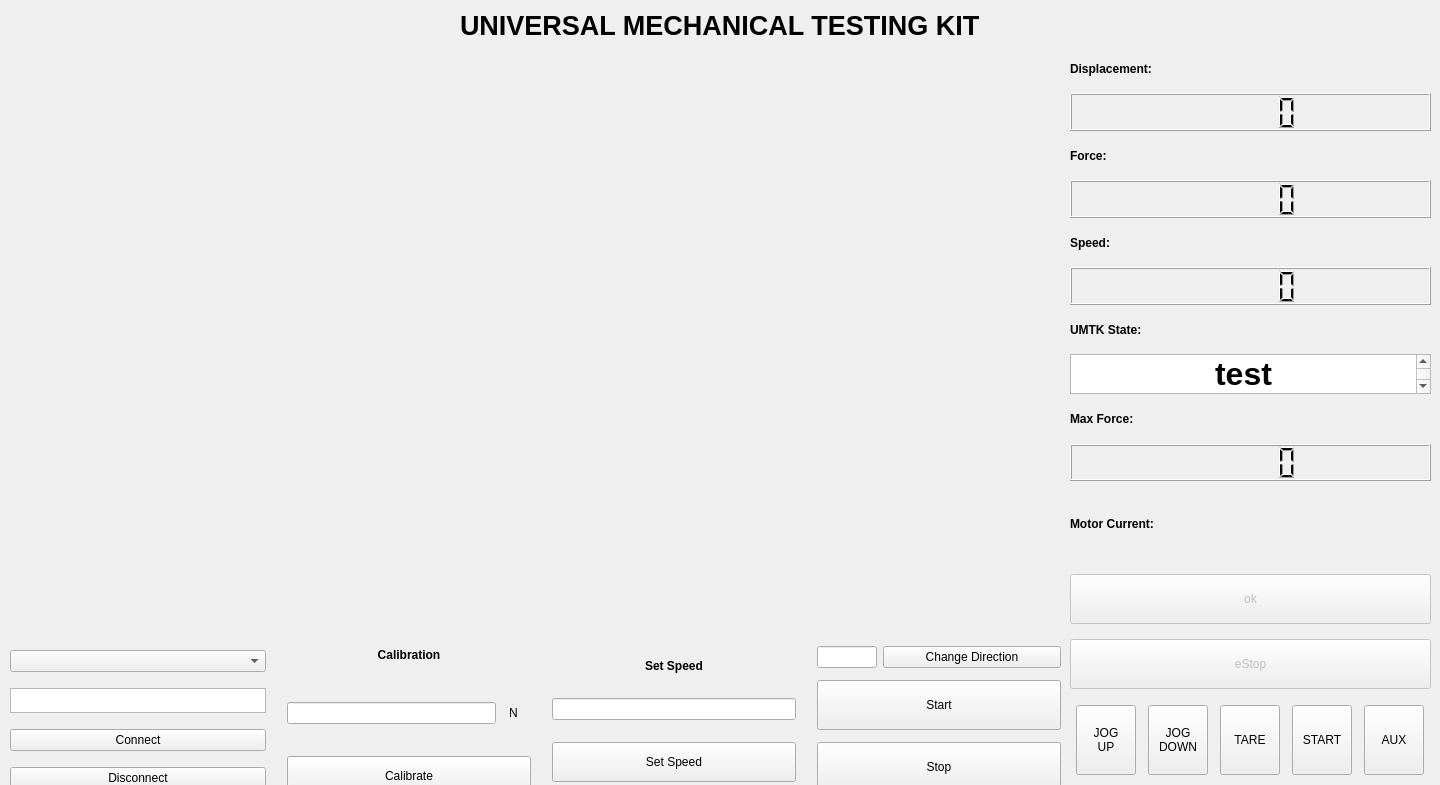
Above: UMTK_UI/v1.5/UMTK_Design.ui from AmorphousX/UMTK before the change. Below: the same form after it.
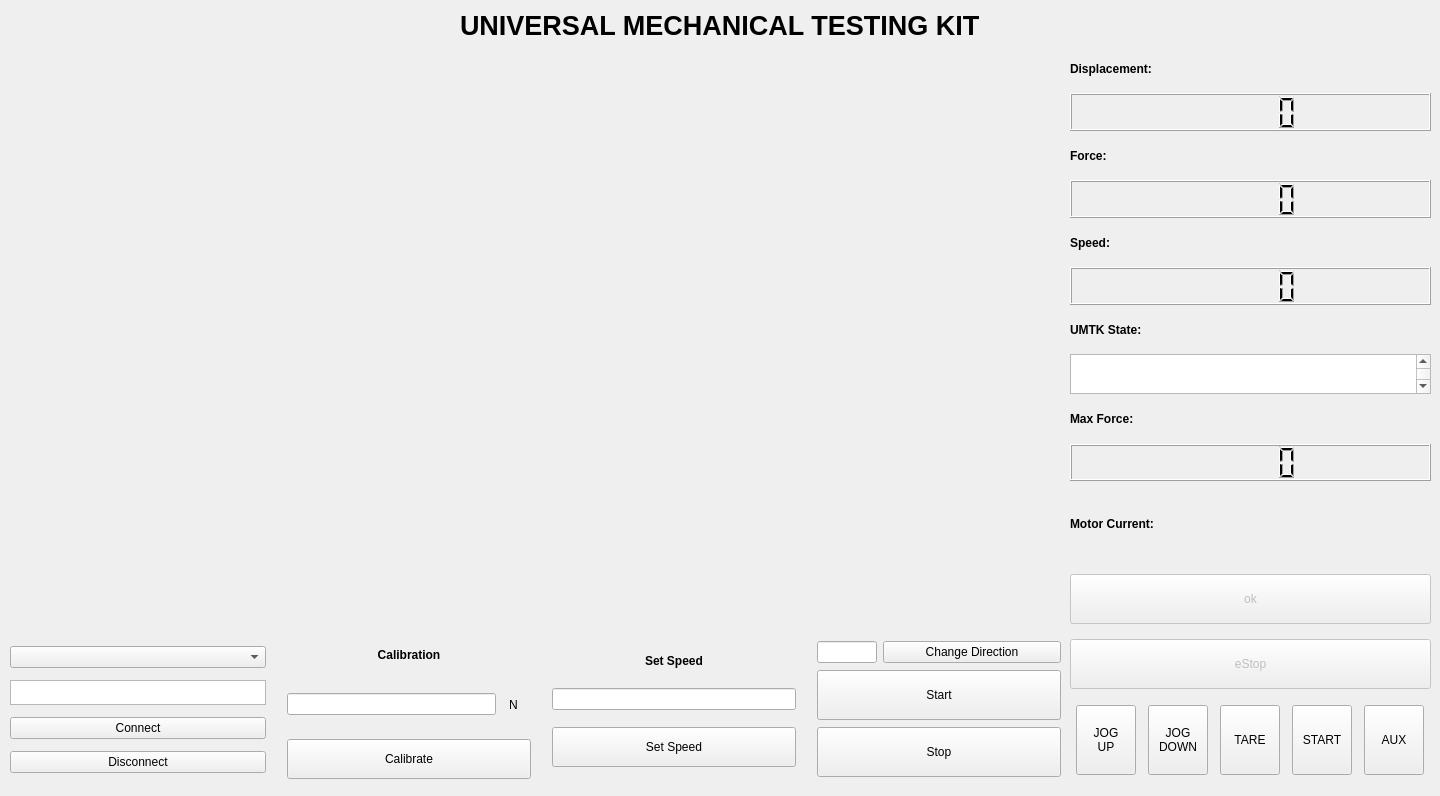
That is the form after the change.

```diff
--- a/UMTK_UI/v1.5/UMTK_Design.ui
+++ b/UMTK_UI/v1.5/UMTK_Design.ui
@@ -7,7 +7,7 @@
     <x>0</x>
     <y>0</y>
     <width>1440</width>
-    <height>785</height>
+    <height>796</height>
    </rect>
   </property>
   <property name="windowTitle">
@@ -20,7 +20,7 @@
       <x>10</x>
       <y>640</y>
       <width>1051</width>
-      <height>160</height>
+      <height>141</height>
      </rect>
     </property>
     <layout class="QHBoxLayout" name="horizontalLayout">
@@ -165,22 +165,6 @@
          </property>
         </widget>
        </item>
-       <item>
-        <spacer name="verticalSpacer_2">
-         <property name="orientation">
-          <enum>Qt::Vertical</enum>
-         </property>
-         <property name="sizeType">
-          <enum>QSizePolicy::Fixed</enum>
-         </property>
-         <property name="sizeHint" stdset="0">
-          <size>
-           <width>20</width>
-           <height>2</height>
-          </size>
-         </property>
-        </spacer>
-       </item>
        <item>
         <spacer name="verticalSpacer">
          <property name="orientation">
@@ -484,7 +468,7 @@
 &lt;html&gt;&lt;head&gt;&lt;meta name=&quot;qrichtext&quot; content=&quot;1&quot; /&gt;&lt;style type=&quot;text/css&quot;&gt;
 p, li { white-space: pre-wrap; }
 &lt;/style&gt;&lt;/head&gt;&lt;body style=&quot; font-family:'.AppleSystemUIFont'; font-size:24pt; font-weight:600; font-style:normal;&quot;&gt;
-&lt;p align=&quot;center&quot; style=&quot; margin-top:0px; margin-bottom:0px; margin-left:0px; margin-right:0px; -qt-block-indent:0; text-indent:0px;&quot;&gt;test&lt;/p&gt;&lt;/body&gt;&lt;/html&gt;</string>
+&lt;p align=&quot;center&quot; style=&quot;-qt-paragraph-type:empty; margin-top:0px; margin-bottom:0px; margin-left:0px; margin-right:0px; -qt-block-indent:0; text-indent:0px;&quot;&gt;&lt;br /&gt;&lt;/p&gt;&lt;/body&gt;&lt;/html&gt;</string>
        </property>
       </widget>
      </item>
```
